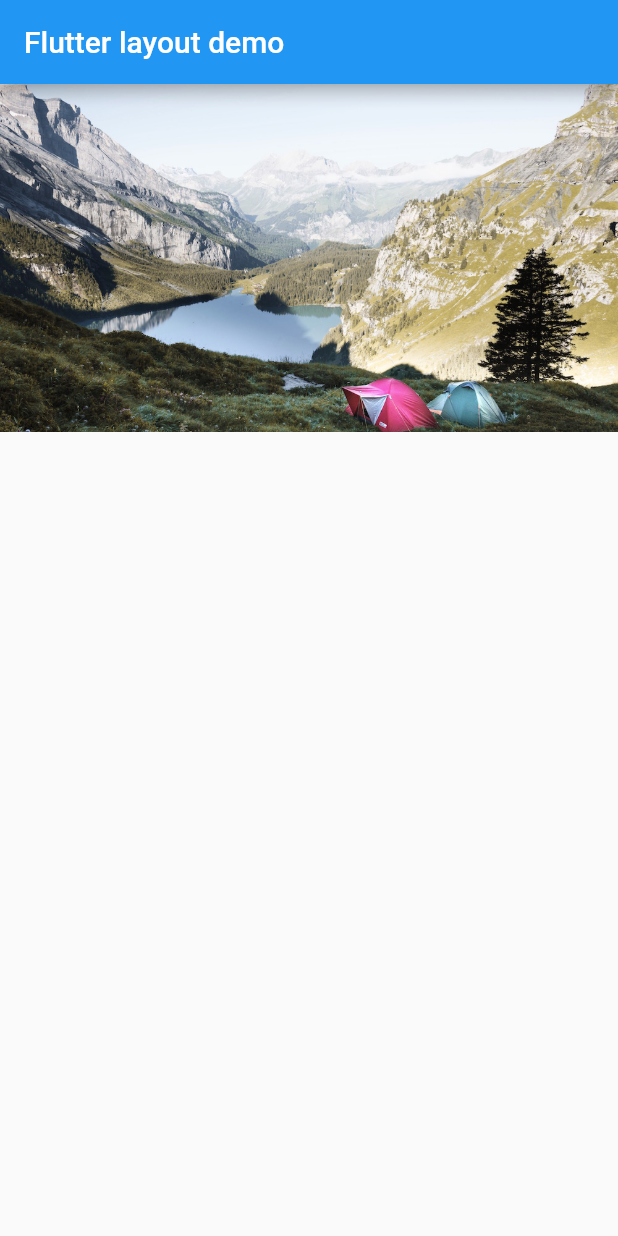
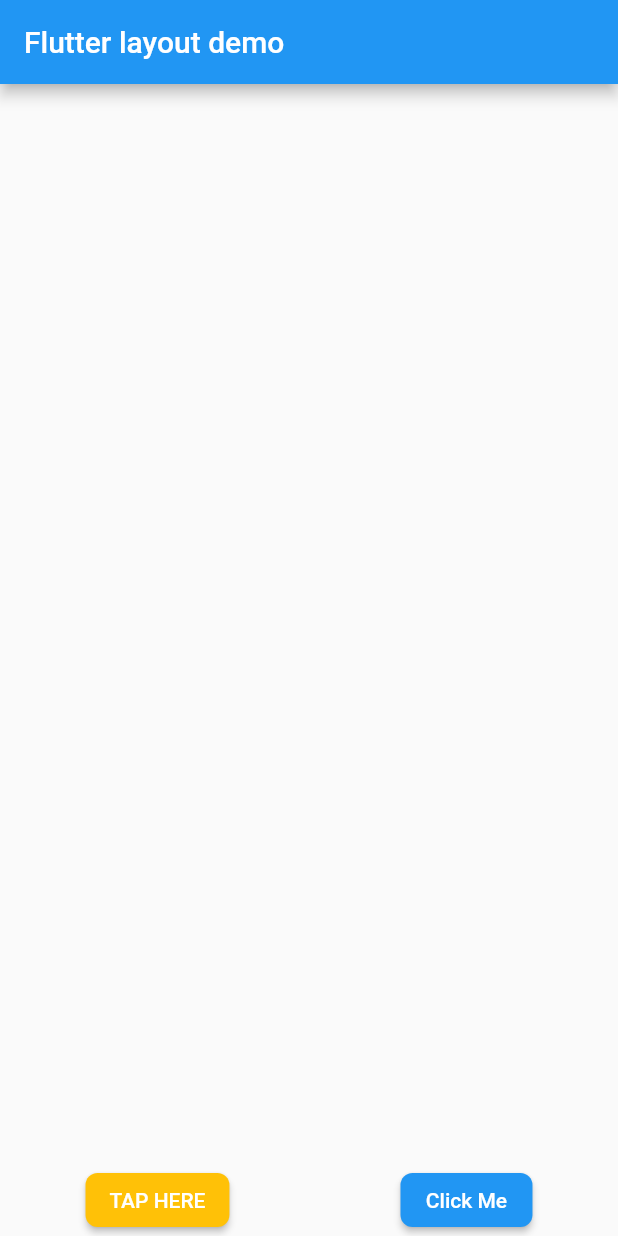
Before and after one commit to riansyahrobi8/Belajar-Flutter-UI, a Flutter app: the screen it shows after launch, on a phone screen of 412 x 824 dp. Run offline on Flutter 3.47's test engine with Material 2 defaults, Android fonts, the phone set to English and light mode, and no system bars.

Commit message:
belajar button with align

```diff
--- a/lib/MyApp.dart
+++ b/lib/MyApp.dart
@@ -4,6 +4,7 @@ import 'package:belajar_ui_flutter/screens/FavoriteWidget.dart';
 import 'package:belajar_ui_flutter/screens/Home.dart';
 import 'package:belajar_ui_flutter/screens/ImageFittedBox.dart';
 import 'package:belajar_ui_flutter/screens/Layouting2.dart';
+import 'package:belajar_ui_flutter/screens/ThirdLayouting.dart';
 import 'package:flutter/material.dart';
 
 class MyApp extends StatelessWidget {
@@ -16,7 +17,7 @@ class MyApp extends StatelessWidget {
         appBar: AppBar(
           title: Text("Flutter layout demo"),
         ),
-        body: ContainerAspectRatio(),
+        body: ThirdLayouting(),
       ),
     );
   }
--- /dev/null
+++ b/lib/screens/ThirdLayouting.dart
@@ -0,0 +1,29 @@
+import 'package:flutter/material.dart';
+
+class ThirdLayouting extends StatelessWidget {
+  @override
+  Widget build(BuildContext context) {
+    return Align(
+      alignment: Alignment.bottomCenter,
+      child: Row(
+        mainAxisAlignment: MainAxisAlignment.spaceAround,
+        children: <Widget>[
+          button(Colors.amber, 'TAP HERE'),
+          button(Colors.blue, 'Click Me')
+        ],
+      ),
+    );
+  }
+
+  RaisedButton button(Color color, String text) {
+    return RaisedButton(
+      color: color,
+      onPressed: () {},
+      shape: RoundedRectangleBorder(borderRadius: BorderRadius.circular(8.0)),
+      child: Text(
+        text,
+        style: TextStyle(color: Colors.white),
+      ),
+    );
+  }
+}
```
